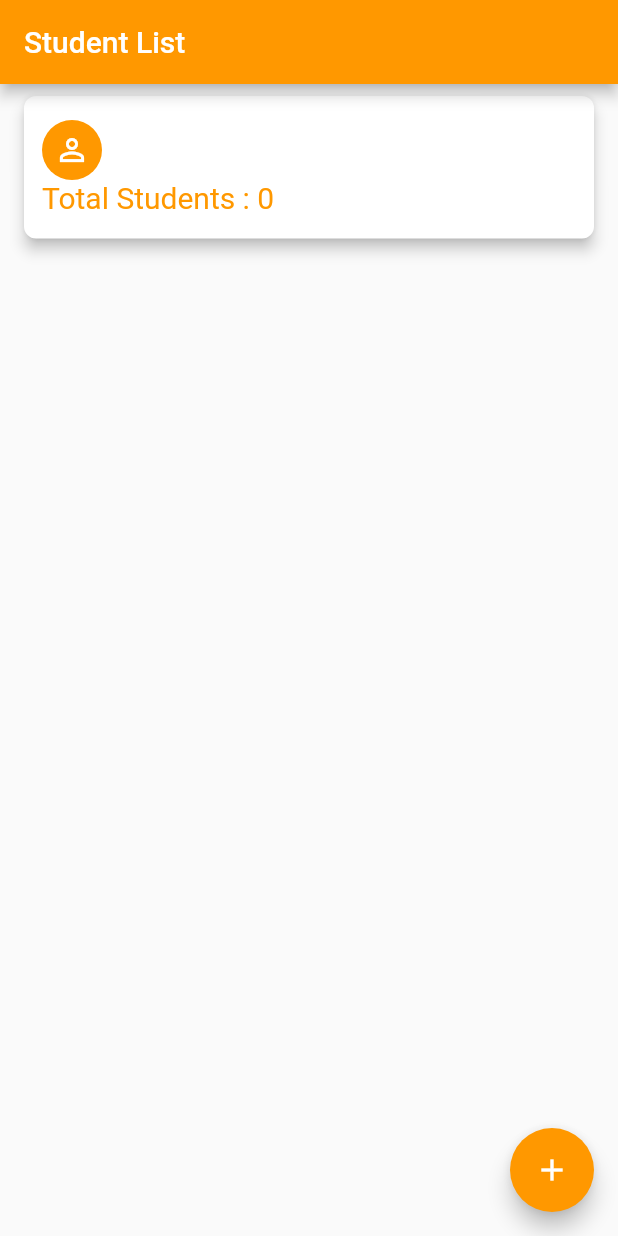
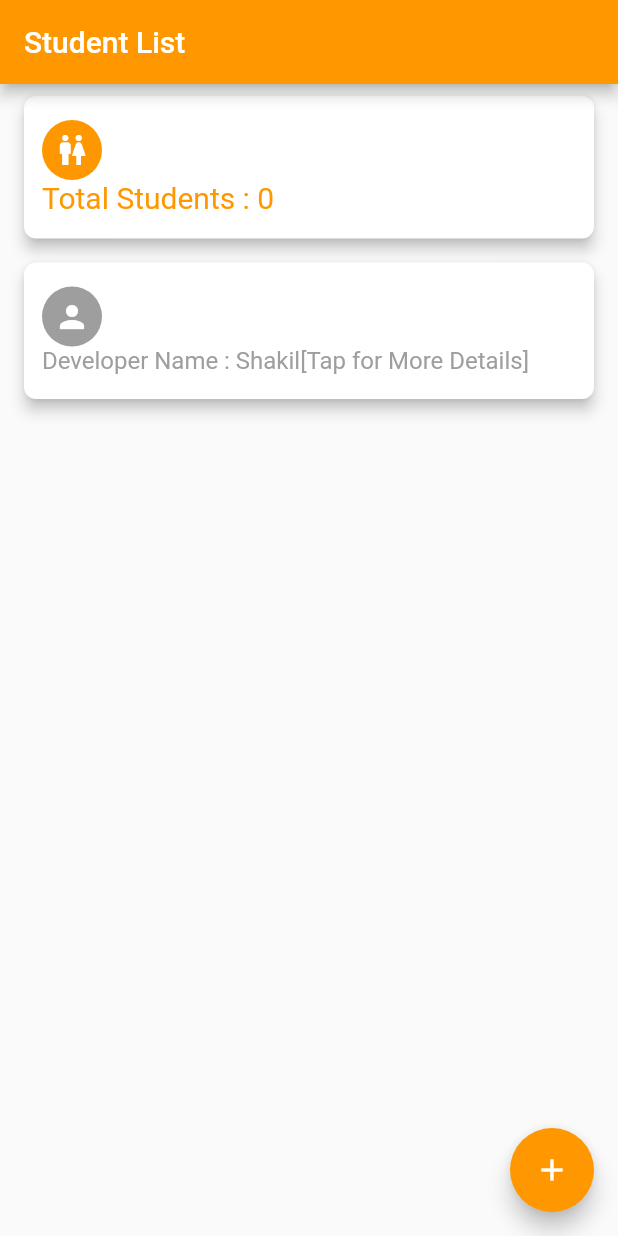
Before and after one commit to shakiz/student_app, a Flutter app: the screen it shows after launch, on a phone screen of 412 x 824 dp. Run offline on Flutter 3.47's test engine with Material 2 defaults, Android fonts, the phone set to English and light mode, and no system bars; our stand-ins replace sqflite; accounts and stored records are empty.

Commit message:
developer details page added

```diff
--- a/lib/screens/student_details.dart
+++ b/lib/screens/student_details.dart
@@ -1,6 +1,3 @@
-import 'dart:ffi';
-import 'dart:math';
-
 import 'package:flutter/cupertino.dart';
 import 'package:flutter/material.dart';
 import 'package:flutter/widgets.dart';
--- a/lib/screens/student_list.dart
+++ b/lib/screens/student_list.dart
@@ -4,6 +4,8 @@ import 'package:student_app/screens/student_details.dart';
 import 'package:student_app/helper/db_helper.dart';
 import 'package:student_app/models/student.dart';
 import 'package:sqflite/sqflite.dart';
+
+import 'developer_details.dart';
 
 class StudentList extends StatefulWidget {
   @override
@@ -52,7 +54,7 @@ class StudentListState extends State<StudentList> {
                           child: CircleAvatar(
                             backgroundColor: Colors.orange,
                             child: Icon(
-                              Icons.person_outline,
+                              Icons.wc,
                               color: Colors.white,
                             ),
                           ),
@@ -68,6 +70,86 @@ class StudentListState extends State<StudentList> {
                       ],
                     ),
                   )),
+            ),
+          ),
+          Container(
+            child: GestureDetector(
+              onTap: () {
+                Navigator.of(context).push(
+                  PageRouteBuilder(
+                    fullscreenDialog: true,
+                    transitionDuration: Duration(milliseconds: 1000),
+                    pageBuilder: (BuildContext context,
+                        Animation<double> animation,
+                        Animation<double> secondaryAnimation) {
+                      return DeveloperDetails();
+                    },
+                    transitionsBuilder: (BuildContext context,
+                        Animation<double> animation,
+                        Animation<double> secondaryAnimation,
+                        Widget child) {
+                      return FadeTransition(
+                        opacity: animation,
+                        child: child,
+                      );
+                    },
+                  ),
+                );
+              },
+              child: Card(
+                color: Colors.white,
+                elevation: 4.0,
+                margin: EdgeInsets.fromLTRB(16, 8, 16, 8),
+                clipBehavior: Clip.antiAlias,
+                shape: RoundedRectangleBorder(
+                    borderRadius: BorderRadius.circular(8)),
+                child: Container(
+                    padding:
+                        EdgeInsets.only(left: 4, top: 8, bottom: 8, right: 4),
+                    child: Container(
+                      margin: EdgeInsets.all(8),
+                      child: Column(
+                        children: <Widget>[
+                          Align(
+                            alignment: Alignment.centerLeft,
+                            child: Hero(
+                              tag: "profileIcon",
+                              child: Material(
+                                color: Colors.transparent,
+                                child: CircleAvatar(
+                                  backgroundColor: Colors.grey,
+                                  child: Icon(
+                                    Icons.person,
+                                    color: Colors.white,
+                                  ),
+                                ),
+                              ),
+                            ),
+                          ),
+                          Align(
+                            alignment: Alignment.centerLeft,
+                            child: Hero(
+                              tag: "details",
+                              child: Material(
+                                color: Colors.transparent,
+                                child: Row(
+                                  children: <Widget>[
+                                    Flexible(
+                                      child: Text(
+                                        "Developer Name : Shakil[Tap for More Details]",
+                                        style: TextStyle(
+                                            color: Colors.grey, fontSize: 16),
+                                      ),
+                                    )
+                                  ],
+                                ),
+                              ),
+                            ),
+                          ),
+                        ],
+                      ),
+                    )),
+              ),
             ),
           ),
           Container(
```
Also changed, not shown: lib/screens/developer_details.dart (added, +85 -0 lines).
